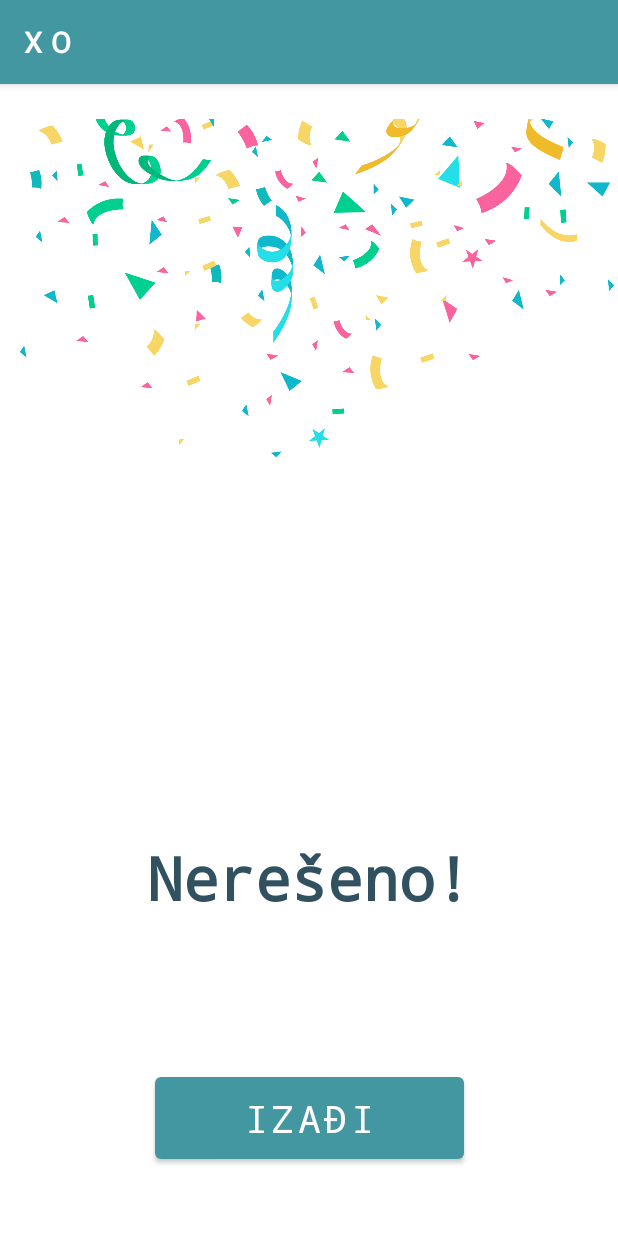
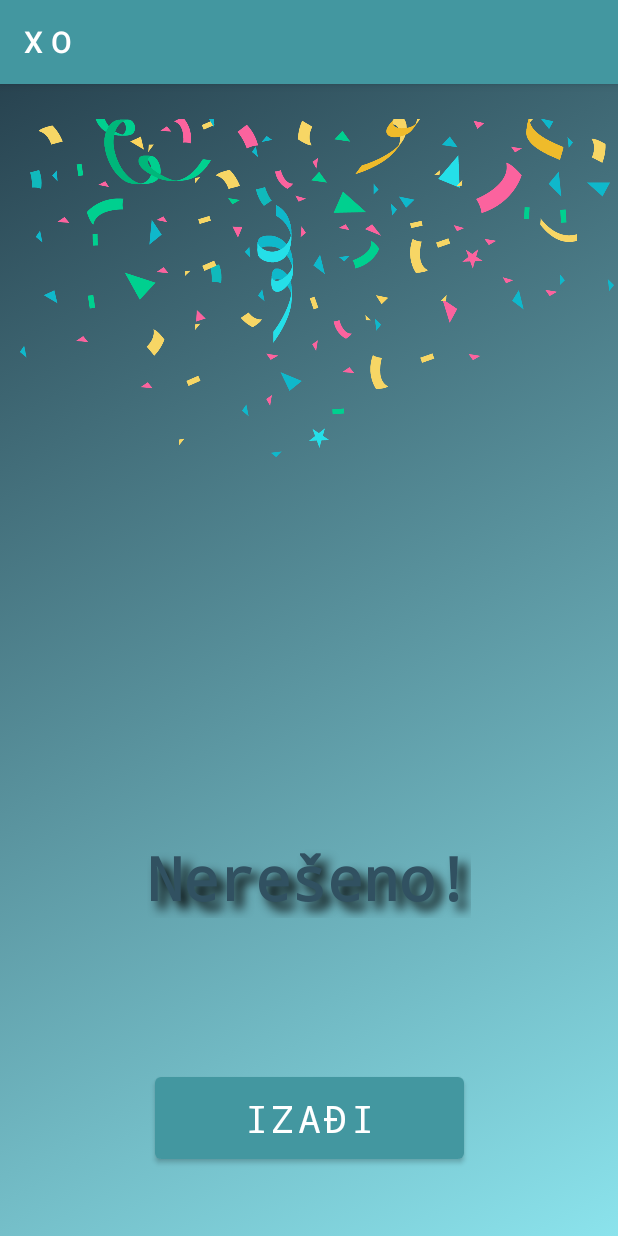
Before and after one commit to ivanav3/MultimedijiIksOks, an Android app: the ZavrsnaAktivnost screen opened directly, with no data from a screen before it, on a phone screen of 412 x 824 dp. Run offline under Robolectric (Android 15) with nearby library versions, the phone set to English and light mode, and no system bars.

Commit message:
Dodat gradient za uvodnu i zavrsnu aktivnost

```diff
--- a/app/src/main/java/com/example/multimedijiiksoks/UvodnaAktivnost.kt
+++ b/app/src/main/java/com/example/multimedijiiksoks/UvodnaAktivnost.kt
@@ -1,15 +1,19 @@
 package com.example.multimedijiiksoks
 
 import android.content.Intent
+import android.graphics.drawable.AnimationDrawable
 import android.media.MediaPlayer
 import android.os.Bundle
 import android.widget.Button
 import androidx.appcompat.app.AppCompatActivity
 import android.widget.TextView
+import androidx.constraintlayout.widget.ConstraintLayout
 
 class UvodnaAktivnost : AppCompatActivity() {
 
     var mp:MediaPlayer?=null
+   lateinit var cl: ConstraintLayout
+    var ad: AnimationDrawable?=null
 
     override fun onCreate(savedInstanceState: Bundle?) {
         super.onCreate(savedInstanceState)
@@ -20,6 +24,13 @@ class UvodnaAktivnost : AppCompatActivity() {
             mp!!.isLooping=false
             mp!!.start()
         }
+        cl=findViewById(R.id.animacijaLayout)
+
+
+        ad = cl.getBackground () as AnimationDrawable?
+        ad?.setEnterFadeDuration(2500)
+        ad?.setExitFadeDuration(5000)
+        ad?.start()
 
         val dugmePocetak = findViewById<Button>(R.id.buZapocni)
         dugmePocetak.setOnClickListener {
--- a/app/src/main/java/com/example/multimedijiiksoks/ZavrsnaAktivnost.kt
+++ b/app/src/main/java/com/example/multimedijiiksoks/ZavrsnaAktivnost.kt
@@ -1,17 +1,22 @@
 package com.example.multimedijiiksoks
 
 import android.content.Intent
+import android.graphics.drawable.AnimationDrawable
 import android.media.MediaPlayer
 import androidx.appcompat.app.AppCompatActivity
 import android.os.Bundle
 import android.view.View
 import android.widget.Button
 import android.widget.TextView
+import androidx.constraintlayout.widget.ConstraintLayout
 
 
 class ZavrsnaAktivnost : AppCompatActivity(){
 
     var mp: MediaPlayer?=null
+    lateinit var cl: ConstraintLayout
+    var ad: AnimationDrawable?=null
+
     override fun onCreate(savedInstanceState: Bundle?) {
         super.onCreate(savedInstanceState)
         setContentView(R.layout.activity_zavrsna_aktivnost)
@@ -21,6 +26,12 @@ class ZavrsnaAktivnost : AppCompatActivity(){
             mp!!.isLooping=false
             mp!!.start()
         }
+        cl=findViewById(R.id.animacijaLayout)
+
+        ad = cl.getBackground () as AnimationDrawable?
+        ad?.setEnterFadeDuration(2500)
+        ad?.setExitFadeDuration(5000)
+        ad?.start()
 
         var intent1: Intent
         intent1 = getIntent()
--- /dev/null
+++ b/app/src/main/res/drawable/gradient_animacija.xml
@@ -0,0 +1,17 @@
+<?xml version="1.0" encoding="utf-8"?>
+<animation-list xmlns:android="http://schemas.android.com/apk/res/android">
+
+    <item
+        android:drawable="@drawable/pozadina_1"
+        android:duration="5000"
+        />
+    <item
+        android:drawable="@drawable/pozadina_2"
+        android:duration="5000"
+        />
+    <item
+        android:drawable="@drawable/pozadina_3"
+        android:duration="5000"
+        />
+
+</animation-list>
--- /dev/null
+++ b/app/src/main/res/drawable/pozadina_1.xml
@@ -0,0 +1,12 @@
+<?xml version="1.0" encoding="utf-8"?>
+<selector xmlns:android="http://schemas.android.com/apk/res/android">
+    <item>
+        <shape>
+            <gradient
+                android:angle="135"
+                android:startColor="#8BE3EC"
+                android:endColor="#284350"
+                />
+        </shape>
+    </item>
+</selector>
--- /dev/null
+++ b/app/src/main/res/drawable/pozadina_2.xml
@@ -0,0 +1,12 @@
+<?xml version="1.0" encoding="utf-8"?>
+<selector xmlns:android="http://schemas.android.com/apk/res/android">
+    <item>
+        <shape>
+            <gradient
+                android:angle="225"
+                android:startColor="#4352A0"
+                android:endColor="#2A2950"
+                />
+        </shape>
+    </item>
+</selector>
--- /dev/null
+++ b/app/src/main/res/drawable/pozadina_3.xml
@@ -0,0 +1,12 @@
+<?xml version="1.0" encoding="utf-8"?>
+<selector xmlns:android="http://schemas.android.com/apk/res/android">
+    <item>
+        <shape>
+            <gradient
+                android:angle="315"
+                android:startColor="#5B83E4"
+                android:endColor="#242242"
+                />
+        </shape>
+    </item>
+</selector>
--- a/app/src/main/res/layout/activity_uvodna_aktivnost.xml
+++ b/app/src/main/res/layout/activity_uvodna_aktivnost.xml
@@ -5,7 +5,8 @@
     android:layout_width="match_parent"
     android:layout_height="match_parent"
     tools:context=".UvodnaAktivnost"
-    android:background="#315161">
+    android:background="@drawable/gradient_animacija"
+    android:id="@+id/animacijaLayout">
 
 
     <Button
--- a/app/src/main/res/layout/activity_zavrsna_aktivnost.xml
+++ b/app/src/main/res/layout/activity_zavrsna_aktivnost.xml
@@ -4,7 +4,9 @@
     xmlns:tools="http://schemas.android.com/tools"
     android:layout_width="match_parent"
     android:layout_height="match_parent"
-    tools:context=".ZavrsnaAktivnost">
+    tools:context=".ZavrsnaAktivnost"
+    android:background="@drawable/gradient_animacija"
+    android:id="@+id/animacijaLayout">
 
 
     <Button
@@ -37,7 +39,11 @@
         android:textStyle="bold"
         app:layout_constraintBottom_toTopOf="@+id/buKraj"
         app:layout_constraintEnd_toEndOf="parent"
-        app:layout_constraintStart_toStartOf="parent" />
+        app:layout_constraintStart_toStartOf="parent"
+        android:shadowColor="#000000"
+        android:shadowDx="8"
+        android:shadowDy="8"
+        android:shadowRadius="8"/>
 
     <ImageView
         android:id="@+id/imageView2"
```
